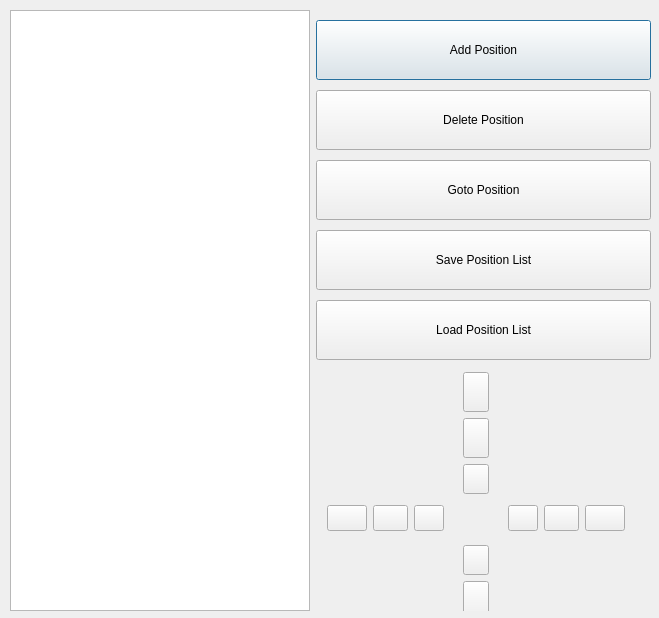
This is src/app/src/stagecontrol.ui in CuriBio/nautilus_acquisition as Qt 5 draws it before an edit. The edited form follows.
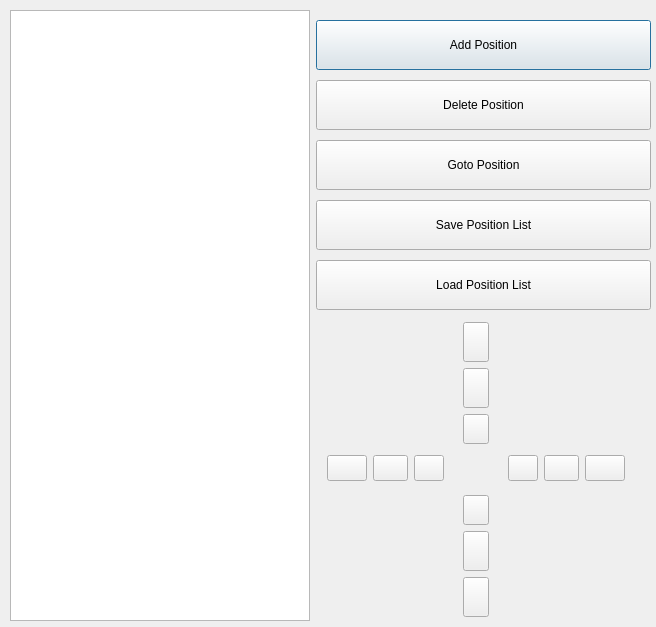
This is the edited form. Icons and pictures are not drawn.

Commit message: updated button height

Diff of the .ui file:
```diff
--- a/src/app/src/stagecontrol.ui
+++ b/src/app/src/stagecontrol.ui
@@ -6,8 +6,8 @@
    <rect>
     <x>0</x>
     <y>0</y>
-    <width>659</width>
-    <height>618</height>
+    <width>656</width>
+    <height>627</height>
    </rect>
   </property>
   <property name="windowTitle">
@@ -19,7 +19,7 @@
      <x>10</x>
      <y>10</y>
      <width>641</width>
-     <height>601</height>
+     <height>611</height>
     </rect>
    </property>
    <layout class="QGridLayout" name="gridLayout">
@@ -51,7 +51,7 @@
         <property name="maximumSize">
          <size>
           <width>16777215</width>
-          <height>60</height>
+          <height>50</height>
          </size>
         </property>
         <property name="text">
@@ -76,7 +76,7 @@
         <property name="maximumSize">
          <size>
           <width>16777215</width>
-          <height>60</height>
+          <height>50</height>
          </size>
         </property>
         <property name="text">
@@ -101,7 +101,7 @@
         <property name="maximumSize">
          <size>
           <width>16777215</width>
-          <height>60</height>
+          <height>50</height>
          </size>
         </property>
         <property name="text">
@@ -126,7 +126,7 @@
         <property name="maximumSize">
          <size>
           <width>16777215</width>
-          <height>60</height>
+          <height>50</height>
          </size>
         </property>
         <property name="text">
@@ -151,7 +151,7 @@
         <property name="maximumSize">
          <size>
           <width>16777215</width>
-          <height>60</height>
+          <height>50</height>
          </size>
         </property>
         <property name="text">
```
The commit also changes 1 other file.
